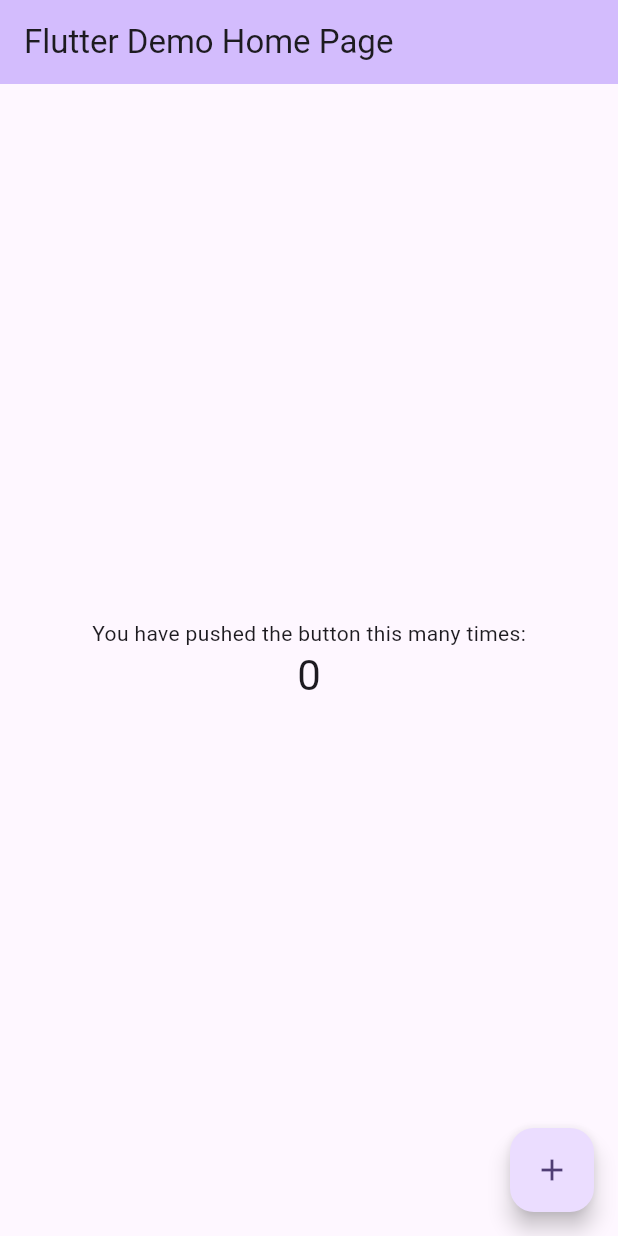
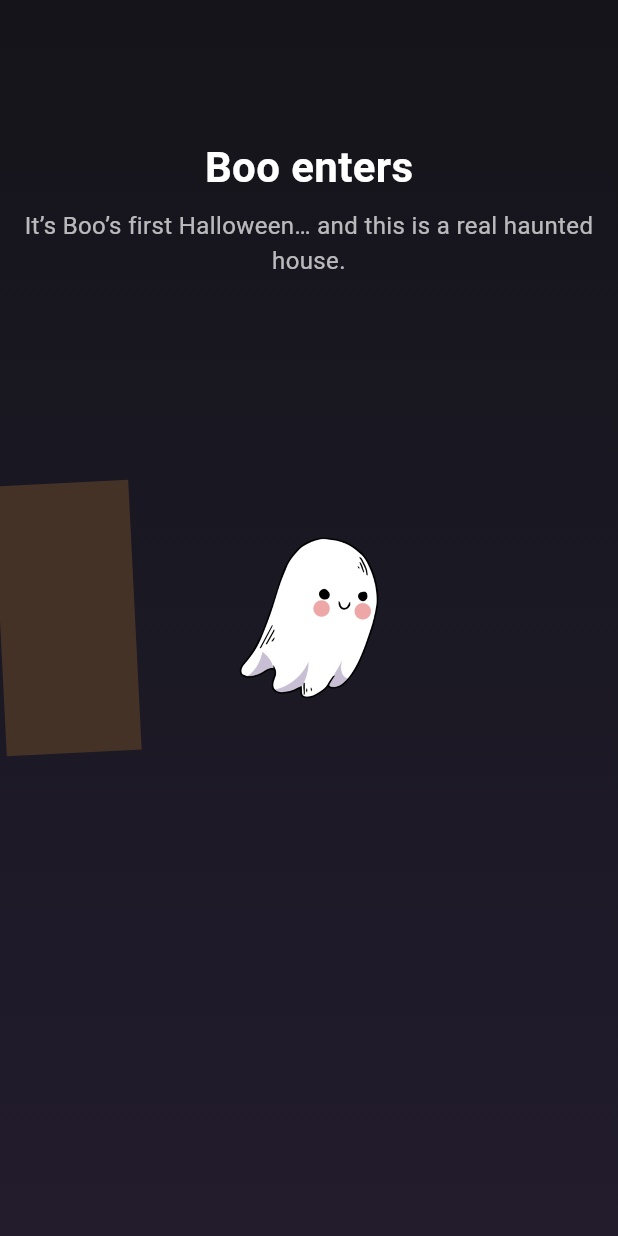
Before and after one commit to itachiispapi/halloween_storybook, a Flutter app: the screen it shows after launch, on a phone screen of 412 x 824 dp. Run offline on Flutter 3.47's test engine with Material 3 defaults, Android fonts, the phone set to English and light mode, and no system bars.

Commit message:
page 1 setup, ghost png not showing up yet

```diff
--- a/lib/main.dart
+++ b/lib/main.dart
@@ -1,122 +1,106 @@
 import 'package:flutter/material.dart';
 
-void main() {
-  runApp(const MyApp());
-}
+void main() => runApp(const BooApp());
 
-class MyApp extends StatelessWidget {
-  const MyApp({super.key});
-
-  // This widget is the root of your application.
+class BooApp extends StatelessWidget {
+  const BooApp({super.key});
   @override
   Widget build(BuildContext context) {
     return MaterialApp(
-      title: 'Flutter Demo',
-      theme: ThemeData(
-        // This is the theme of your application.
-        //
-        // TRY THIS: Try running your application with "flutter run". You'll see
-        // the application has a purple toolbar. Then, without quitting the app,
-        // try changing the seedColor in the colorScheme below to Colors.green
-        // and then invoke "hot reload" (save your changes or press the "hot
-        // reload" button in a Flutter-supported IDE, or press "r" if you used
-        // the command line to start the app).
-        //
-        // Notice that the counter didn't reset back to zero; the application
-        // state is not lost during the reload. To reset the state, use hot
-        // restart instead.
-        //
-        // This works for code too, not just values: Most code changes can be
-        // tested with just a hot reload.
-        colorScheme: ColorScheme.fromSeed(seedColor: Colors.deepPurple),
-      ),
-      home: const MyHomePage(title: 'Flutter Demo Home Page'),
+      debugShowCheckedModeBanner: false,
+      theme: ThemeData(useMaterial3: true, colorSchemeSeed: const Color(0xFFFF6A00)),
+      home: const PageEntrance(),
     );
   }
 }
 
-class MyHomePage extends StatefulWidget {
-  const MyHomePage({super.key, required this.title});
+class PageEntrance extends StatefulWidget {
+  const PageEntrance({super.key});
+  @override
+  State<PageEntrance> createState() => _PageEntranceState();
+}
 
-  // This widget is the home page of your application. It is stateful, meaning
-  // that it has a State object (defined below) that contains fields that affect
-  // how it looks.
-
-  // This class is the configuration for the state. It holds the values (in this
-  // case the title) provided by the parent (in this case the App widget) and
-  // used by the build method of the State. Fields in a Widget subclass are
-  // always marked "final".
-
-  final String title;
+class _PageEntranceState extends State<PageEntrance> {
+  bool _play = false;
 
   @override
-  State<MyHomePage> createState() => _MyHomePageState();
-}
-
-class _MyHomePageState extends State<MyHomePage> {
-  int _counter = 0;
-
-  void _incrementCounter() {
-    setState(() {
-      // This call to setState tells the Flutter framework that something has
-      // changed in this State, which causes it to rerun the build method below
-      // so that the display can reflect the updated values. If we changed
-      // _counter without calling setState(), then the build method would not be
-      // called again, and so nothing would appear to happen.
-      _counter++;
-    });
+  void initState() {
+    super.initState();
+    WidgetsBinding.instance.addPostFrameCallback((_) => setState(() => _play = true));
   }
 
   @override
   Widget build(BuildContext context) {
-    // This method is rerun every time setState is called, for instance as done
-    // by the _incrementCounter method above.
-    //
-    // The Flutter framework has been optimized to make rerunning build methods
-    // fast, so that you can just rebuild anything that needs updating rather
-    // than having to individually change instances of widgets.
     return Scaffold(
-      appBar: AppBar(
-        // TRY THIS: Try changing the color here to a specific color (to
-        // Colors.amber, perhaps?) and trigger a hot reload to see the AppBar
-        // change color while the other colors stay the same.
-        backgroundColor: Theme.of(context).colorScheme.inversePrimary,
-        // Here we take the value from the MyHomePage object that was created by
-        // the App.build method, and use it to set our appbar title.
-        title: Text(widget.title),
-      ),
-      body: Center(
-        // Center is a layout widget. It takes a single child and positions it
-        // in the middle of the parent.
-        child: Column(
-          // Column is also a layout widget. It takes a list of children and
-          // arranges them vertically. By default, it sizes itself to fit its
-          // children horizontally, and tries to be as tall as its parent.
-          //
-          // Column has various properties to control how it sizes itself and
-          // how it positions its children. Here we use mainAxisAlignment to
-          // center the children vertically; the main axis here is the vertical
-          // axis because Columns are vertical (the cross axis would be
-          // horizontal).
-          //
-          // TRY THIS: Invoke "debug painting" (choose the "Toggle Debug Paint"
-          // action in the IDE, or press "p" in the console), to see the
-          // wireframe for each widget.
-          mainAxisAlignment: MainAxisAlignment.center,
-          children: <Widget>[
-            const Text('You have pushed the button this many times:'),
-            Text(
-              '$_counter',
-              style: Theme.of(context).textTheme.headlineMedium,
-            ),
-          ],
+      body: Container(
+        decoration: const BoxDecoration(
+          gradient: LinearGradient(
+            colors: [Color(0xFF0B0B12), Color(0xFF1A1425)],
+            begin: Alignment.topCenter,
+            end: Alignment.bottomCenter,
+          ),
+        ),
+        child: SafeArea(
+          child: Stack(
+            children: [
+              Align(
+                alignment: Alignment.centerLeft,
+                child: Transform.rotate(
+                  angle: -0.05,
+                  child: Container(width: 90, height: 180, color: const Color(0xFF3E2A1F)),
+                ),
+              ),
+              AnimatedOpacity(
+                opacity: _play ? 0.35 : 0.0,
+                duration: const Duration(milliseconds: 800),
+                child: Container(color: Colors.white10),
+              ),
+              AnimatedAlign(
+                duration: const Duration(milliseconds: 900),
+                curve: Curves.easeOut,
+                alignment: _play ? Alignment.center : const Alignment(-1.4, 0),
+                child: const _GhostImage(size: 140),
+              ),
+              Align(
+                alignment: const Alignment(0, -0.75),
+                child: Column(
+                  mainAxisSize: MainAxisSize.min,
+                  children: const [
+                    Text(
+                      "Boo enters",
+                      style: TextStyle(color: Colors.white, fontSize: 28, fontWeight: FontWeight.w700),
+                    ),
+                    SizedBox(height: 8),
+                    Text(
+                      "It’s Boo’s first Halloween… and this is a real haunted house.",
+                      style: TextStyle(color: Colors.white70, fontSize: 16),
+                      textAlign: TextAlign.center,
+                    ),
+                  ],
+                ),
+              ),
+            ],
+          ),
         ),
       ),
-      floatingActionButton: FloatingActionButton(
-        onPressed: _incrementCounter,
-        tooltip: 'Increment',
-        child: const Icon(Icons.add),
-      ), // This trailing comma makes auto-formatting nicer for build methods.
     );
   }
 }
+
+class _GhostImage extends StatelessWidget {
+  final double size;
+  const _GhostImage({this.size = 120, super.key});
+
+  @override
+  Widget build(BuildContext context) {
+    return SizedBox(
+      width: size,
+      height: size,
+      child: Image.asset(
+        'assets/ghost3.png',
+        fit: BoxFit.contain,
+        filterQuality: FilterQuality.high,
+      ),
+    );
+  }
+}
--- a/pubspec.yaml
+++ b/pubspec.yaml
@@ -51,11 +51,12 @@
 
 # The following section is specific to Flutter packages.
 flutter:
-
   # The following line ensures that the Material Icons font is
   # included with your application, so that you can use the icons in
   # the material Icons class.
   uses-material-design: true
+  assets:
+    - assets/ghost3.png
 
   # To add assets to your application, add an assets section, like this:
   # assets:
```
Also changed, not shown: assets/ghost3.png (added).
